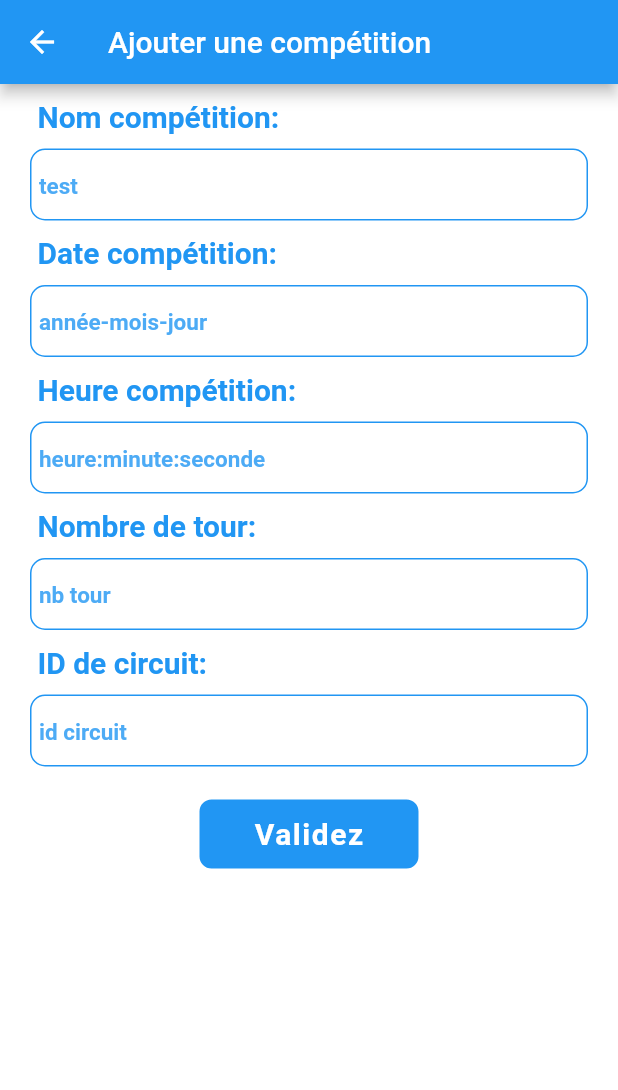
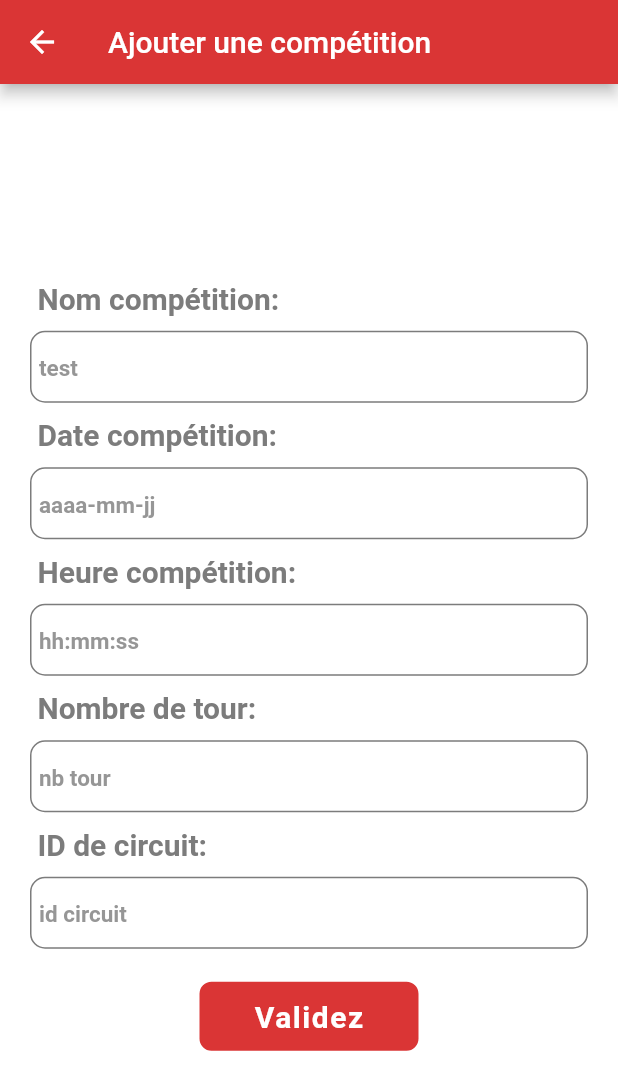
Before and after one commit to AlexandreTeixeiraDeFreitas/Projet-appli-M2L-BTSSIO, a Flutter app: the Ajout screen opened by its route, on a phone screen of 412 x 824 dp. Shown: the top 1090 px of the screen. Run offline on Flutter 3.47's test engine with Material 2 defaults, Android fonts, the phone set to English and light mode, and no system bars; drawn by our look-alikes of snippet_coder_utils; network calls fail.

```diff
--- a/android_front/lib/pages/Ajout.dart
+++ b/android_front/lib/pages/Ajout.dart
@@ -25,11 +25,15 @@ class _AjoutState extends State<Ajout> {
   Widget build(BuildContext context) {
     return SafeArea(
       child: Scaffold(
+        backgroundColor: Colors.white,
         appBar: AppBar(
           title: const Text("Ajouter une compétition"),
+          backgroundColor: Color.fromARGB(255, 218, 53, 53),
         ),
-        backgroundColor: Colors.white,
-        body: ProgressHUD(
+        body: FractionallySizedBox(
+          child: Container(
+            child: Center(
+                child: ProgressHUD(
               child: Form(
                 key: globalFormKey,
                 child: _AjoutUI(context),
@@ -37,6 +41,8 @@ class _AjoutState extends State<Ajout> {
               inAsyncCall: isAPIcallProcess,
               opacity: 0.3,
               key: UniqueKey(),
+            )),
+          ),
         ),
       ),
     );
@@ -55,7 +61,8 @@ class _AjoutState extends State<Ajout> {
                 style: TextStyle(
                   fontWeight: FontWeight.bold,
                   fontSize: 20,
-                    color: Colors.blue),
+                  color: Color.fromARGB(255, 124, 124, 124),
+                ),
               ),
             ),
             FormHelper.inputFieldWidget(
@@ -71,10 +78,10 @@ class _AjoutState extends State<Ajout> {
               (onSaved) {
                 nomcompetition = onSaved;
               },
-              borderFocusColor: Colors.blue,
-              borderColor: Colors.blue,
-              textColor: Colors.blue,
-              hintColor: Colors.blue.withOpacity(0.8),
+              borderFocusColor: Color.fromARGB(255, 124, 124, 124),
+              borderColor: Color.fromARGB(255, 124, 124, 124),
+              textColor: Color.fromARGB(255, 124, 124, 124),
+              hintColor: Color.fromARGB(255, 124, 124, 124).withOpacity(0.8),
               borderRadius: 10,
             ),
             const Padding(
@@ -84,13 +91,13 @@ class _AjoutState extends State<Ajout> {
                 style: TextStyle(
                     fontWeight: FontWeight.bold,
                     fontSize: 20,
-                    color: Colors.blue),
+                    color: Color.fromARGB(255, 124, 124, 124)),
               ),
             ),
             FormHelper.inputFieldWidget(
               context,
               "test",
-              "année-mois-jour",
+              "aaaa-mm-jj",
               (onValidateVal) {
                 if (onValidateVal.isEmpty) {
                   return "La date ne peut être vide";
@@ -100,10 +107,10 @@ class _AjoutState extends State<Ajout> {
               (onSaved) {
                 date = onSaved;
               },
-              borderFocusColor: Colors.blue,
-              borderColor: Colors.blue,
-              textColor: Colors.blue,
-              hintColor: Colors.blue.withOpacity(0.8),
+              borderFocusColor: Color.fromARGB(255, 124, 124, 124),
+              borderColor: Color.fromARGB(255, 124, 124, 124),
+              textColor: Color.fromARGB(255, 124, 124, 124),
+              hintColor: Color.fromARGB(255, 124, 124, 124).withOpacity(0.8),
               borderRadius: 10,
             ),
             const Padding(
@@ -113,13 +120,13 @@ class _AjoutState extends State<Ajout> {
                 style: TextStyle(
                     fontWeight: FontWeight.bold,
                     fontSize: 20,
-                    color: Colors.blue),
+                    color: Color.fromARGB(255, 124, 124, 124)),
               ),
             ),
             FormHelper.inputFieldWidget(
               context,
               "test",
-              "heure:minute:seconde",
+              "hh:mm:ss",
               (onValidateVal) {
                 if (onValidateVal.isEmpty) {
                   return "L'heure ne peut être vide";
@@ -129,10 +136,10 @@ class _AjoutState extends State<Ajout> {
               (onSaved) {
                 heure = onSaved;
               },
-              borderFocusColor: Colors.blue,
-              borderColor: Colors.blue,
-              textColor: Colors.blue,
-              hintColor: Colors.blue.withOpacity(0.8),
+              borderFocusColor: Color.fromARGB(255, 124, 124, 124),
+              borderColor: Color.fromARGB(255, 124, 124, 124),
+              textColor: Color.fromARGB(255, 124, 124, 124),
+              hintColor: Color.fromARGB(255, 124, 124, 124).withOpacity(0.8),
               borderRadius: 10,
             ),
             const Padding(
@@ -142,7 +149,7 @@ class _AjoutState extends State<Ajout> {
                 style: TextStyle(
                     fontWeight: FontWeight.bold,
                     fontSize: 20,
-                    color: Colors.blue),
+                    color: Color.fromARGB(255, 124, 124, 124)),
               ),
             ),
             FormHelper.inputFieldWidget(
@@ -158,10 +165,10 @@ class _AjoutState extends State<Ajout> {
               (onSaved) {
                 tour = onSaved;
               },
-              borderFocusColor: Colors.blue,
-              borderColor: Colors.blue,
-              textColor: Colors.blue,
-              hintColor: Colors.blue.withOpacity(0.8),
+              borderFocusColor: Color.fromARGB(255, 124, 124, 124),
+              borderColor: Color.fromARGB(255, 124, 124, 124),
+              textColor: Color.fromARGB(255, 124, 124, 124),
+              hintColor: Color.fromARGB(255, 124, 124, 124).withOpacity(0.8),
               borderRadius: 10,
             ),
             const Padding(
@@ -171,7 +178,7 @@ class _AjoutState extends State<Ajout> {
                 style: TextStyle(
                     fontWeight: FontWeight.bold,
                     fontSize: 20,
-                    color: Colors.blue),
+                    color: Color.fromARGB(255, 124, 124, 124)),
               ),
             ),
             FormHelper.inputFieldWidget(
@@ -187,10 +194,11 @@ class _AjoutState extends State<Ajout> {
               (onSaved) {
                 circuit = onSaved;
               },
-              borderFocusColor: Colors.blue,
-              borderColor: Colors.blue,
-              textColor: Colors.blue,
-              hintColor: Colors.blue.withOpacity(0.8),
+              //backgroundColor: Colors.white,
+              borderFocusColor: Color.fromARGB(255, 124, 124, 124),
+              borderColor: Color.fromARGB(255, 124, 124, 124),
+              textColor: Color.fromARGB(255, 124, 124, 124),
+              hintColor: Color.fromARGB(255, 124, 124, 124).withOpacity(0.8),
               borderRadius: 10,
             ),
             const SizedBox(
@@ -205,7 +213,7 @@ class _AjoutState extends State<Ajout> {
                       context, date, heure, 0, tour, nomcompetition, circuit);
                 }
               },
-                  btnColor: Colors.blue,
+                  btnColor: Color.fromARGB(255, 218, 53, 53),
                   borderColor: Colors.white,
                   txtColor: Colors.white,
                   borderRadius: 10),
--- a/android_front/pubspec.yaml
+++ b/android_front/pubspec.yaml
@@ -63,7 +63,8 @@ flutter:
   # assets:
   #   - images/a_dot_burr.jpeg
   #   - images/a_dot_ham.jpeg
-
+  assets:
+  - assets/logo.png
   # An image asset can refer to one or more resolution-specific "variants", see
   # https://flutter.dev/assets-and-images/#resolution-aware.
 
```
Also changed, not shown: android_front/lib/livre.dart (+41 -1 lines), android_front/lib/main.dart (+5 -3 lines), android_front/lib/pages/Affichage.dart (+43 -11 lines), android_front/lib/pages/ListeInscrit.dart (added, +137 -0 lines), android_front/lib/pages/LoginPage.dart (+34 -10 lines), android_front/assets/logo.png (added), 2 other files. Lines whose indentation alone changed are shown as unchanged.
